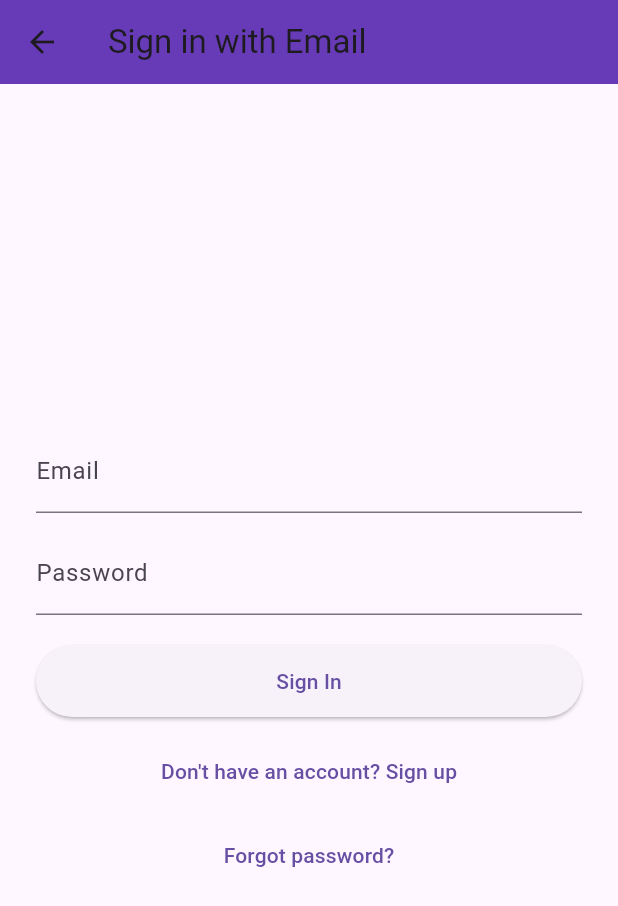
After one commit to noushad970/SkillGhor-Freelancing-App-BD, a Flutter app: the screen it shows after launch, after a tap on "Sign in with Email", on a phone screen of 412 x 824 dp. The commit adds this screen. Shown: the top 906 px of the screen. Run offline on Flutter 3.47's test engine with Material 3 defaults, Android fonts, the phone set to English and light mode, and no system bars; our stand-ins replace cloud_firestore, firebase_auth, firebase_core, google_sign_in; accounts and stored records are empty.

Commit message:
adding email signin

```diff
--- a/lib/screens/advanced_chat_screen.dart
+++ b/lib/screens/advanced_chat_screen.dart
@@ -354,7 +354,7 @@ class ChatBubble extends StatelessWidget {
                       padding: const EdgeInsets.all(8),
                       decoration: BoxDecoration(
                         color: isMe
-                            ? Colors.white.withOpacity(0.2)
+                            ? Colors.white.withValues(alpha: 0.2)
                             : Colors.grey.shade400,
                         borderRadius: BorderRadius.circular(8),
                       ),
--- a/lib/screens/buy_connects_screen.dart
+++ b/lib/screens/buy_connects_screen.dart
@@ -98,7 +98,7 @@ class _BuyConnectsScreenState extends State<BuyConnectsScreen> {
                             return Container(
                               padding: const EdgeInsets.all(12),
                               decoration: BoxDecoration(
-                                color: Colors.white.withOpacity(0.2),
+                                color: Colors.white.withValues(alpha: 0.2),
                                 borderRadius: BorderRadius.circular(8),
                               ),
                               child: Column(
@@ -139,7 +139,7 @@ class _BuyConnectsScreenState extends State<BuyConnectsScreen> {
                             return Container(
                               padding: const EdgeInsets.all(12),
                               decoration: BoxDecoration(
-                                color: Colors.white.withOpacity(0.2),
+                                color: Colors.white.withValues(alpha: 0.2),
                                 borderRadius: BorderRadius.circular(8),
                               ),
                               child: Column(
@@ -294,7 +294,7 @@ class _BuyConnectsScreenState extends State<BuyConnectsScreen> {
             width: isSelected ? 2 : 1,
           ),
           borderRadius: BorderRadius.circular(8),
-          color: isSelected ? Colors.green.withOpacity(0.05) : Colors.white,
+          color: isSelected ? Colors.green.withValues(alpha: 0.05) : Colors.white,
         ),
         child: Column(
           children: [
--- a/lib/screens/earnings_dashboard_screen.dart
+++ b/lib/screens/earnings_dashboard_screen.dart
@@ -398,7 +398,7 @@ class StatsCard extends StatelessWidget {
             Container(
               padding: const EdgeInsets.all(12),
               decoration: BoxDecoration(
-                color: color.withOpacity(0.2),
+                color: color.withValues(alpha: 0.2),
                 borderRadius: BorderRadius.circular(12),
               ),
               child: Icon(icon, color: color, size: 24),
--- a/lib/screens/earnings_reports_screen.dart
+++ b/lib/screens/earnings_reports_screen.dart
@@ -195,7 +195,7 @@ class EarningsReportsScreen extends StatelessWidget {
                           shrinkWrap: true,
                           physics: const NeverScrollableScrollPhysics(),
                           itemCount: docs.length,
-                          separatorBuilder: (_, __) => const Divider(height: 1),
+                          separatorBuilder: (_, _) => const Divider(height: 1),
                           itemBuilder: (context, i) {
                             final d =
                                 docs[i].data() as Map<String, dynamic>? ?? {};
@@ -265,7 +265,7 @@ class EarningsReportsScreen extends StatelessWidget {
                           shrinkWrap: true,
                           physics: const NeverScrollableScrollPhysics(),
                           itemCount: docs.length,
-                          separatorBuilder: (_, __) => const Divider(height: 1),
+                          separatorBuilder: (_, _) => const Divider(height: 1),
                           itemBuilder: (context, i) {
                             final d =
                                 docs[i].data() as Map<String, dynamic>? ?? {};
--- /dev/null
+++ b/lib/screens/email_auth_screen.dart
@@ -0,0 +1,141 @@
+import 'package:flutter/material.dart';
+import 'package:provider/provider.dart';
+import '../services/auth_service.dart';
+import 'role_selection_screen.dart';
+
+class EmailAuthScreen extends StatefulWidget {
+  const EmailAuthScreen({super.key});
+
+  @override
+  State<EmailAuthScreen> createState() => _EmailAuthScreenState();
+}
+
+class _EmailAuthScreenState extends State<EmailAuthScreen> {
+  bool _isLogin = true;
+  final _emailCtrl = TextEditingController();
+  final _passwordCtrl = TextEditingController();
+  final _confirmCtrl = TextEditingController();
+  bool _loading = false;
+
+  @override
+  void dispose() {
+    _emailCtrl.dispose();
+    _passwordCtrl.dispose();
+    _confirmCtrl.dispose();
+    super.dispose();
+  }
+
+  Future<void> _submit() async {
+    final email = _emailCtrl.text.trim();
+    final password = _passwordCtrl.text;
+    if (email.isEmpty || password.isEmpty) return _showMessage('Enter email and password');
+    if (!_isLogin && password != _confirmCtrl.text) return _showMessage('Passwords do not match');
+
+    setState(() => _loading = true);
+    final auth = Provider.of<AuthService>(context, listen: false);
+    try {
+      if (_isLogin) {
+        await auth.signInWithEmail(email: email, password: password);
+      } else {
+        await auth.registerWithEmail(email: email, password: password);
+        // After successful registration, navigate to role selection
+        if (!mounted) return;
+        Navigator.of(context).pushAndRemoveUntil(
+          MaterialPageRoute(builder: (_) => const RoleSelectionScreen()),
+          (route) => false,
+        );
+      }
+      // On success the AuthGate will react to authState and navigate.
+    } catch (e) {
+      _showMessage('Auth error: ${e.toString()}');
+    } finally {
+      if (mounted) setState(() => _loading = false);
+    }
+  }
+
+  void _showMessage(String msg) {
+    if (!mounted) return;
+    ScaffoldMessenger.of(context).showSnackBar(SnackBar(content: Text(msg)));
+  }
+
+  @override
+  Widget build(BuildContext context) {
+    return Scaffold(
+      appBar: AppBar(
+        title: Text(_isLogin ? 'Sign in with Email' : 'Sign up'),
+        backgroundColor: Colors.deepPurple,
+      ),
+      body: SafeArea(
+        child: Padding(
+          padding: const EdgeInsets.all(24),
+          child: Column(
+            mainAxisAlignment: MainAxisAlignment.center,
+            children: [
+              TextField(
+                controller: _emailCtrl,
+                keyboardType: TextInputType.emailAddress,
+                decoration: const InputDecoration(labelText: 'Email'),
+              ),
+              const SizedBox(height: 12),
+              TextField(
+                controller: _passwordCtrl,
+                obscureText: true,
+                decoration: const InputDecoration(labelText: 'Password'),
+              ),
+              if (!_isLogin) ...[
+                const SizedBox(height: 12),
+                TextField(
+                  controller: _confirmCtrl,
+                  obscureText: true,
+                  decoration: const InputDecoration(labelText: 'Confirm Password'),
+                ),
+              ],
+              const SizedBox(height: 20),
+              SizedBox(
+                width: double.infinity,
+                height: 48,
+                child: ElevatedButton(
+                  onPressed: _loading ? null : _submit,
+                  child: _loading
+                      ? const CircularProgressIndicator(color: Colors.white)
+                      : Text(_isLogin ? 'Sign In' : 'Create Account'),
+                ),
+              ),
+              const SizedBox(height: 12),
+              TextButton(
+                onPressed: _loading
+                    ? null
+                    : () => setState(() {
+                          _isLogin = !_isLogin;
+                        }),
+                child: Text(_isLogin
+                    ? 'Don\'t have an account? Sign up'
+                    : 'Already have an account? Sign in'),
+              ),
+              if (_isLogin) ...[
+                const SizedBox(height: 8),
+                TextButton(
+                  onPressed: () async {
+                    final email = _emailCtrl.text.trim();
+                    if (email.isEmpty) return _showMessage('Enter your email to reset password');
+                    setState(() => _loading = true);
+                    try {
+                      final auth = Provider.of<AuthService>(context, listen: false);
+                      await auth.sendPasswordReset(email: email);
+                      _showMessage('Password reset sent to $email');
+                    } catch (e) {
+                      _showMessage('Reset failed: $e');
+                    } finally {
+                      if (mounted) setState(() => _loading = false);
+                    }
+                  },
+                  child: const Text('Forgot password?'),
+                ),
+              ]
+            ],
+          ),
+        ),
+      ),
+    );
+  }
+}
--- a/lib/screens/hired_freelancers_screen.dart
+++ b/lib/screens/hired_freelancers_screen.dart
@@ -40,8 +40,9 @@ class HiredFreelancersScreen extends StatelessWidget {
             final data = doc.data() as Map<String, dynamic>? ?? {};
             final status = data['status'];
             if (status == null) return false;
-            if (status is int)
+            if (status is int) {
               return status == 0; // ContractStatus.active.index
+            }
             if (status is String) {
               final s = status.toLowerCase();
               return s == 'active' || s == 'ongoing' || s == 'in_progress';
--- a/lib/screens/review_screen.dart
+++ b/lib/screens/review_screen.dart
@@ -75,10 +75,11 @@ class _ReviewScreenState extends State<ReviewScreen> {
       }
 
       if (revieweeId.isEmpty) {
-        if (mounted)
+        if (mounted) {
           ScaffoldMessenger.of(context).showSnackBar(
             const SnackBar(content: Text('Invalid review target')),
           );
+        }
         return;
       }
 
--- a/lib/screens/role_selection_screen.dart
+++ b/lib/screens/role_selection_screen.dart
@@ -103,7 +103,7 @@ class _RoleCard extends StatelessWidget {
           borderRadius: BorderRadius.circular(20),
           boxShadow: [
             BoxShadow(
-              color: Colors.black.withOpacity(0.1),
+              color: Colors.black.withValues(alpha: 0.1),
               blurRadius: 20,
               offset: const Offset(0, 10),
             ),
@@ -114,7 +114,7 @@ class _RoleCard extends StatelessWidget {
           children: [
             CircleAvatar(
               radius: 40,
-              backgroundColor: color.withOpacity(0.15),
+              backgroundColor: color.withValues(alpha: 0.15),
               child: Icon(icon, size: 48, color: color),
             ),
             const SizedBox(height: 20),
--- a/lib/screens/sign_in_screen.dart
+++ b/lib/screens/sign_in_screen.dart
@@ -3,6 +3,7 @@ import 'package:flutter/material.dart';
 import 'package:provider/provider.dart';
 import '../services/auth_service.dart';
 import 'admin_login_screen.dart';
+import 'email_auth_screen.dart';
 
 class SignInScreen extends StatelessWidget {
   const SignInScreen({super.key});
@@ -91,6 +92,29 @@ class SignInScreen extends StatelessWidget {
                   onPressed: () {
                     Navigator.push(
                       context,
+                      MaterialPageRoute(builder: (_) => const EmailAuthScreen()),
+                    );
+                  },
+                  icon: const Icon(Icons.email),
+                  label: const Text('Sign in with Email'),
+                  style: OutlinedButton.styleFrom(
+                    foregroundColor: Colors.deepPurple,
+                    side: BorderSide(color: Colors.deepPurple.shade200),
+                    shape: RoundedRectangleBorder(
+                      borderRadius: BorderRadius.circular(12),
+                    ),
+                  ),
+                ),
+              ),
+
+              const SizedBox(height: 12),
+              SizedBox(
+                width: double.infinity,
+                height: 52,
+                child: OutlinedButton.icon(
+                  onPressed: () {
+                    Navigator.push(
+                      context,
                       MaterialPageRoute(
                         builder: (_) => const AdminLoginScreen(),
                       ),
--- a/lib/screens/wallet_screen.dart
+++ b/lib/screens/wallet_screen.dart
@@ -155,8 +155,8 @@ class WalletScreen extends StatelessWidget {
                                   return ListTile(
                                     leading: CircleAvatar(
                                       backgroundColor: isIncome
-                                          ? Colors.green.withOpacity(0.2)
-                                          : Colors.red.withOpacity(0.2),
+                                          ? Colors.green.withValues(alpha: 0.2)
+                                          : Colors.red.withValues(alpha: 0.2),
                                       child: Icon(
                                         isIncome
                                             ? Icons.arrow_downward
@@ -218,7 +218,7 @@ class WalletScreen extends StatelessWidget {
                                   return ListTile(
                                     leading: CircleAvatar(
                                       backgroundColor: Colors.orange
-                                          .withOpacity(0.2),
+                                          .withValues(alpha: 0.2),
                                       child: const Icon(
                                         Icons.money,
                                         color: Colors.orange,
--- a/lib/services/auth_service.dart
+++ b/lib/services/auth_service.dart
@@ -146,6 +146,52 @@ class AuthService extends ChangeNotifier {
     }
   }
 
+  // Email / Password auth
+  Future<UserCredential> signInWithEmail({
+    required String email,
+    required String password,
+  }) async {
+    try {
+      final cred = await _auth.signInWithEmailAndPassword(
+        email: email,
+        password: password,
+      );
+      return cred;
+    } catch (e) {
+      debugPrint('Email sign-in error: $e');
+      rethrow;
+    }
+  }
+
+  Future<UserCredential> registerWithEmail({
+    required String email,
+    required String password,
+  }) async {
+    try {
+      final cred = await _auth.createUserWithEmailAndPassword(
+        email: email,
+        password: password,
+      );
+      // optionally send verification
+      try {
+        await cred.user?.sendEmailVerification();
+      } catch (_) {}
+      return cred;
+    } catch (e) {
+      debugPrint('Email registration error: $e');
+      rethrow;
+    }
+  }
+
+  Future<void> sendPasswordReset({required String email}) async {
+    try {
+      await _auth.sendPasswordResetEmail(email: email);
+    } catch (e) {
+      debugPrint('Password reset error: $e');
+      rethrow;
+    }
+  }
+
   Future<void> setRole({
     required String role,
     Map<String, dynamic> extraFields = const {},
--- a/lib/services/notification_service.dart
+++ b/lib/services/notification_service.dart
@@ -169,8 +169,9 @@ class NotificationService {
               .map((doc) => AppNotification.fromMap(doc.data(), doc.id))
               .toList();
           list.sort((a, b) => b.createdAt.compareTo(a.createdAt));
-          if (limit > 0 && list.length > limit)
+          if (limit > 0 && list.length > limit) {
             return list.take(limit).toList();
+          }
           return list;
         });
   }
```
Also changed, not shown: lib/screens/find_jobs_screen.dart (+4 -4 lines), lib/screens/freelancer_profile_screen.dart (+5 -6 lines), lib/screens/job_details_screen.dart (+4 -4 lines), lib/screens/messages_screen.dart (+4 -5 lines), lib/screens/notifications_screen.dart (+4 -3 lines), lib/services/payment_service.dart (+6 -5 lines), lib/services/proposal_service.dart (+22 -13 lines).
